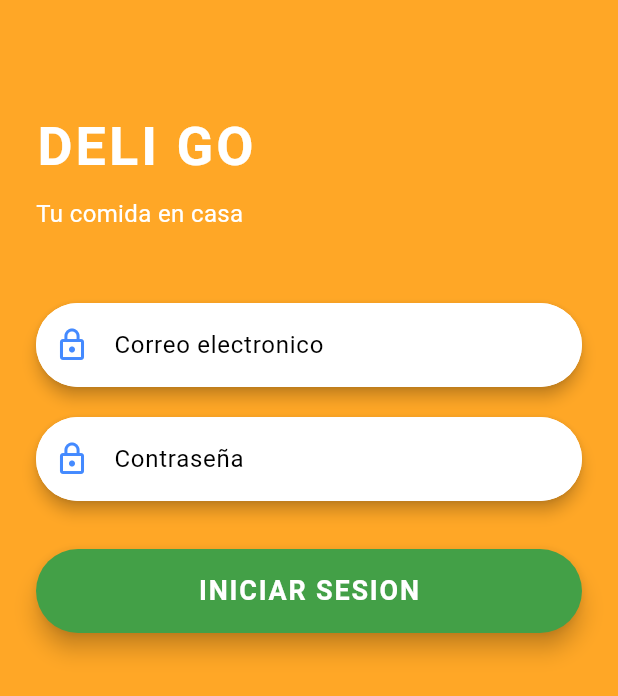
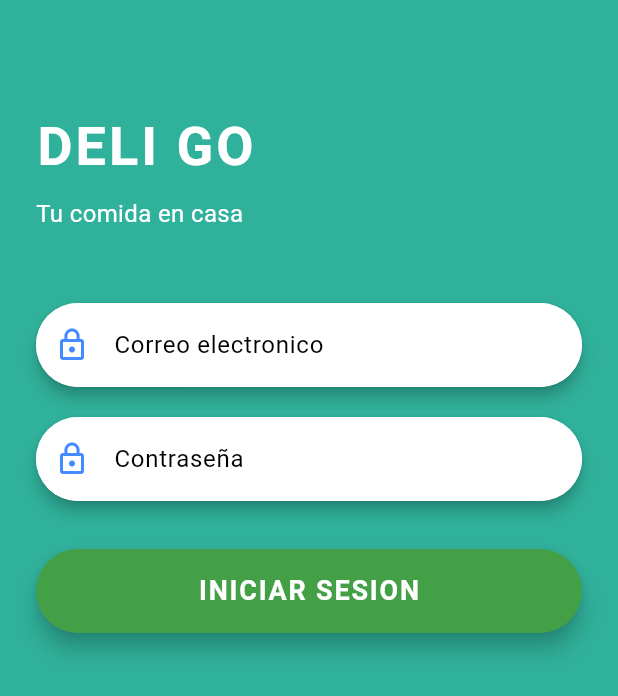
Before and after one commit to christianCarrion72/ihc_proyecto_chatbot_telegram, a Flutter app: the screen it shows after launch, on a phone screen of 412 x 824 dp. Shown: the top 696 px of the screen. Run offline on Flutter 3.47's test engine with Material 3 defaults, Android fonts, the light colour scheme and no system bars.

Commit message:
refactor [MOBILE]: CAMBIO DE COLORES PRIMARIOS Y SECUNDARIOS

```diff
--- a/restaurant_delivery_app/lib/core/theme/app_colors.dart
+++ b/restaurant_delivery_app/lib/core/theme/app_colors.dart
@@ -3,8 +3,8 @@ import 'package:flutter/material.dart';
 class AppColors {
   AppColors._();
 
-  static const Color primary = Color(0xFFE53935);
-  static const Color secundary = Color(0xFFFFA726);
+  static const Color primary = Color(0xFFFFA726);
+  static const Color secundary = Color(0xFF30B19B);
   static const Color background = Color(0xFFF5F5F5);
   static const Color surface = Colors.white;
 
```
